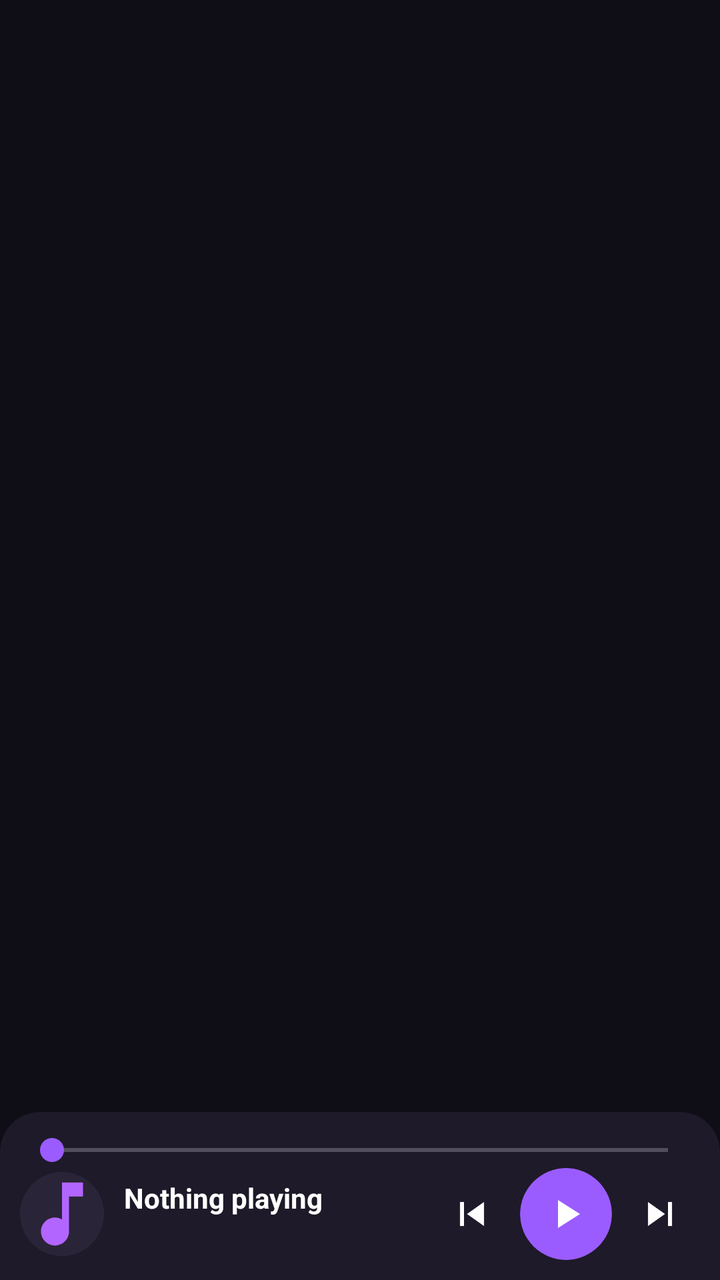
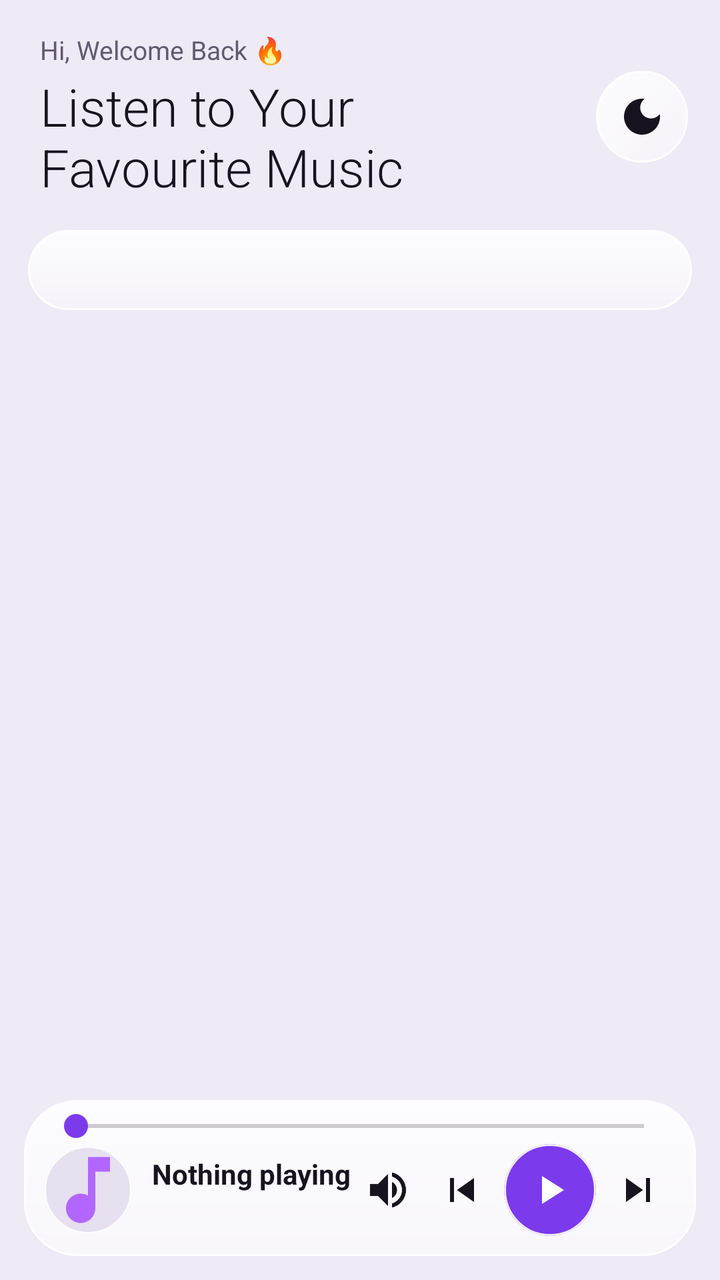

Compare the two renders of this Android layout. The source of the first and the diff that turns it into the second are given below.
<!-- AndroidManifest.xml: application theme Theme.MusicPlayer -->
<!-- res/layout/activity_main.xml -->
<?xml version="1.0" encoding="utf-8"?>
<androidx.constraintlayout.widget.ConstraintLayout
    xmlns:android="http://schemas.android.com/apk/res/android"
    xmlns:app="http://schemas.android.com/apk/res-auto"
    android:layout_width="match_parent"
    android:layout_height="match_parent"
    android:background="@color/backgroundDark">

    <com.google.android.material.tabs.TabLayout
        android:id="@+id/tabLayout"
        android:layout_width="0dp"
        android:layout_height="wrap_content"
        android:background="@color/backgroundDark"
        app:tabMode="scrollable"
        app:tabGravity="start"
        app:tabIndicatorColor="@color/accent"
        app:tabIndicatorHeight="3dp"
        app:tabSelectedTextColor="@color/accent"
        app:tabTextColor="@color/textSecondary"
        app:layout_constraintTop_toTopOf="parent"
        app:layout_constraintStart_toStartOf="parent"
        app:layout_constraintEnd_toEndOf="parent" />

    <androidx.viewpager2.widget.ViewPager2
        android:id="@+id/viewPager"
        android:layout_width="0dp"
        android:layout_height="0dp"
        app:layout_constraintTop_toBottomOf="@id/tabLayout"
        app:layout_constraintBottom_toTopOf="@id/miniPlayerBar"
        app:layout_constraintStart_toStartOf="parent"
        app:layout_constraintEnd_toEndOf="parent" />

    <include
        android:id="@+id/miniPlayerBar"
        layout="@layout/mini_player_bar"
        android:layout_width="0dp"
        android:layout_height="wrap_content"
        app:layout_constraintBottom_toBottomOf="parent"
        app:layout_constraintStart_toStartOf="parent"
        app:layout_constraintEnd_toEndOf="parent" />

</androidx.constraintlayout.widget.ConstraintLayout>
<!-- res/layout/mini_player_bar.xml (included above) -->
<?xml version="1.0" encoding="utf-8"?>
<LinearLayout xmlns:android="http://schemas.android.com/apk/res/android"
    xmlns:app="http://schemas.android.com/apk/res-auto"
    android:id="@+id/miniPlayerBar"
    android:layout_width="match_parent"
    android:layout_height="wrap_content"
    android:orientation="vertical"
    android:background="@drawable/bg_mini_player"
    android:elevation="8dp"
    android:padding="10dp"
    android:clickable="true"
    android:focusable="true">

    <SeekBar
        android:id="@+id/miniSeekBar"
        android:layout_width="match_parent"
        android:layout_height="wrap_content"
        android:progressTint="@color/accent"
        android:thumbTint="@color/accent" />

    <LinearLayout
        android:layout_width="match_parent"
        android:layout_height="wrap_content"
        android:gravity="center_vertical"
        android:orientation="horizontal">

        <com.google.android.material.card.MaterialCardView
            android:layout_width="42dp"
            android:layout_height="42dp"
            app:cardCornerRadius="21dp"
            app:cardElevation="0dp"
            app:strokeWidth="0dp">

            <ImageView
                android:id="@+id/miniArt"
                android:layout_width="match_parent"
                android:layout_height="match_parent"
                android:background="@color/surfaceElevated"
                android:scaleType="centerCrop"
                android:src="@drawable/ic_music_note" />
        </com.google.android.material.card.MaterialCardView>

        <LinearLayout
            android:layout_width="0dp"
            android:layout_height="wrap_content"
            android:layout_weight="1"
            android:layout_marginStart="10dp"
            android:orientation="vertical">

            <TextView
                android:id="@+id/nowPlayingTitle"
                android:layout_width="wrap_content"
                android:layout_height="wrap_content"
                android:maxLines="1"
                android:ellipsize="end"
                android:text="Nothing playing"
                android:textColor="@color/textPrimary"
                android:textStyle="bold" />

            <TextView
                android:id="@+id/nowPlayingArtist"
                android:layout_width="wrap_content"
                android:layout_height="wrap_content"
                android:maxLines="1"
                android:ellipsize="end"
                android:text=""
                android:textColor="@color/textSecondary"
                android:textSize="12sp" />
        </LinearLayout>

        <ImageButton
            android:id="@+id/prevButton"
            android:layout_width="40dp"
            android:layout_height="40dp"
            android:background="@android:color/transparent"
            android:src="@drawable/ic_skip_previous"
            app:tint="@color/textPrimary" />

        <com.google.android.material.card.MaterialCardView
            android:layout_width="46dp"
            android:layout_height="46dp"
            android:layout_marginHorizontal="4dp"
            app:cardBackgroundColor="@color/accent"
            app:cardCornerRadius="23dp"
            app:cardElevation="0dp"
            app:strokeWidth="0dp">

            <ImageButton
                android:id="@+id/playPauseButton"
                android:layout_width="match_parent"
                android:layout_height="match_parent"
                android:background="@android:color/transparent"
                android:padding="11dp"
                android:src="@drawable/ic_play"
                app:tint="@color/textPrimary" />
        </com.google.android.material.card.MaterialCardView>

        <ImageButton
            android:id="@+id/nextButton"
            android:layout_width="40dp"
            android:layout_height="40dp"
            android:background="@android:color/transparent"
            android:src="@drawable/ic_skip_next"
            app:tint="@color/textPrimary" />
    </LinearLayout>
</LinearLayout>
<!-- resources referenced by this layout -->
<resources>
  <color name="accent">#9B5CFF</color>
  <color name="backgroundDark">#0F0D16</color>
  <color name="surfaceElevated">#2A2438</color>
  <color name="textPrimary">#FFFFFF</color>
  <color name="textSecondary">#B0A8C0</color>
  <!-- drawable bg_mini_player (drawable) -->
  <?xml version="1.0" encoding="utf-8"?>
  <shape xmlns:android="http://schemas.android.com/apk/res/android" android:shape="rectangle">
      <solid android:color="@color/surfaceDark" />
      <corners
          android:topLeftRadius="20dp"
          android:topRightRadius="20dp"
          android:bottomLeftRadius="0dp"
          android:bottomRightRadius="0dp" />
  </shape>
  <style name="Theme.MusicPlayer" parent="Theme.Material3.Dark.NoActionBar">
          <item name="colorPrimary">@color/accent</item>
          <item name="colorOnPrimary">@color/textPrimary</item>
          <item name="colorSecondary">@color/accentSecondary</item>
          <item name="colorSurface">@color/surfaceDark</item>
          <item name="colorOnSurface">@color/textPrimary</item>
          <item name="colorSurfaceVariant">@color/surfaceElevated</item>
          <item name="android:windowBackground">@color/backgroundDark</item>
          <item name="android:statusBarColor">@color/backgroundDark</item>
          <item name="android:navigationBarColor">@color/backgroundDark</item>
      </style>
  <color name="surfaceDark">#1E1A29</color>
  <color name="accentSecondary">#FF5CA8</color>
  <!-- unchanged entries left out for length: 4 -->
</resources>

<!-- the commit's change to res/layout/activity_main.xml (unified diff, before → after) -->
@@ -4,146 +4,229 @@
     xmlns:app="http://schemas.android.com/apk/res-auto"
     android:layout_width="match_parent"
     android:layout_height="match_parent"
-    android:background="@color/backgroundDark">
-
-    <com.google.android.material.tabs.TabLayout
-        android:id="@+id/tabLayout"
-        android:layout_width="0dp"
-        android:layout_height="wrap_content"
-        android:background="@color/backgroundDark"
-        app:tabMode="scrollable"
-        app:tabGravity="start"
-        app:tabIndicatorColor="@color/accent"
-        app:tabIndicatorHeight="3dp"
-        app:tabSelectedTextColor="@color/accent"
-        app:tabTextColor="@color/textSecondary"
-        app:layout_constraintTop_toTopOf="parent"
-        app:layout_constraintStart_toStartOf="parent"
-        app:layout_constraintEnd_toEndOf="parent" />
-
-    <androidx.viewpager2.widget.ViewPager2
-        android:id="@+id/viewPager"
-        android:layout_width="0dp"
-        android:layout_height="0dp"
-        app:layout_constraintTop_toBottomOf="@id/tabLayout"
-        app:layout_constraintBottom_toTopOf="@id/miniPlayerBar"
-        app:layout_constraintStart_toStartOf="parent"
-        app:layout_constraintEnd_toEndOf="parent" />
-
-    <include
-        android:id="@+id/miniPlayerBar"
-        layout="@layout/mini_player_bar"
-        android:layout_width="0dp"
-        android:layout_height="wrap_content"
-        app:layout_constraintBottom_toBottomOf="parent"
-        app:layout_constraintStart_toStartOf="parent"
-        app:layout_constraintEnd_toEndOf="parent" />
-
-</androidx.constraintlayout.widget.ConstraintLayout>
-<!-- res/layout/mini_player_bar.xml (included above) -->
-<?xml version="1.0" encoding="utf-8"?>
-<LinearLayout xmlns:android="http://schemas.android.com/apk/res/android"
-    xmlns:app="http://schemas.android.com/apk/res-auto"
-    android:id="@+id/miniPlayerBar"
-    android:layout_width="match_parent"
-    android:layout_height="wrap_content"
-    android:orientation="vertical"
-    android:background="@drawable/bg_mini_player"
-    android:elevation="8dp"
-    android:padding="10dp"
-    android:clickable="true"
-    android:focusable="true">
-
-    <SeekBar
-        android:id="@+id/miniSeekBar"
-        android:layout_width="match_parent"
-        android:layout_height="wrap_content"
-        android:progressTint="@color/accent"
-        android:thumbTint="@color/accent" />
-
+    android:background="@android:color/transparent">
+
+    
     <LinearLayout
-        android:layout_width="match_parent"
+        android:id="@+id/mainHeader"
+        android:layout_width="0dp"
         android:layout_height="wrap_content"
         android:gravity="center_vertical"
-        android:orientation="horizontal">
-
-        <com.google.android.material.card.MaterialCardView
-            android:layout_width="42dp"
-            android:layout_height="42dp"
-            app:cardCornerRadius="21dp"
-            app:cardElevation="0dp"
-            app:strokeWidth="0dp">
-
-            <ImageView
-                android:id="@+id/miniArt"
-                android:layout_width="match_parent"
-                android:layout_height="match_parent"
-                android:background="@color/surfaceElevated"
-                android:scaleType="centerCrop"
-                android:src="@drawable/ic_music_note" />
-        </com.google.android.material.card.MaterialCardView>
+        android:orientation="horizontal"
+        android:paddingStart="20dp"
+        android:paddingTop="16dp"
+        android:paddingEnd="16dp"
+        app:layout_constraintEnd_toEndOf="parent"
+        app:layout_constraintStart_toStartOf="parent"
+        app:layout_constraintTop_toTopOf="parent">
 
         <LinearLayout
             android:layout_width="0dp"
             android:layout_height="wrap_content"
             android:layout_weight="1"
-            android:layout_marginStart="10dp"
             android:orientation="vertical">
 
             <TextView
-                android:id="@+id/nowPlayingTitle"
                 android:layout_width="wrap_content"
                 android:layout_height="wrap_content"
-                android:maxLines="1"
-                android:ellipsize="end"
-                android:text="Nothing playing"
-                android:textColor="@color/textPrimary"
-                android:textStyle="bold" />
+                android:text="Hi, Welcome Back 🔥"
+                android:textColor="@color/textSecondary"
+                android:textSize="13sp" />
 
             <TextView
-                android:id="@+id/nowPlayingArtist"
                 android:layout_width="wrap_content"
                 android:layout_height="wrap_content"
-                android:maxLines="1"
-                android:ellipsize="end"
-                android:text=""
-                android:textColor="@color/textSecondary"
-                android:textSize="12sp" />
+                android:layout_marginTop="2dp"
+                android:fontFamily="sans-serif-light"
+                android:text="Listen to Your\nFavourite Music"
+                android:textColor="@color/textPrimary"
+                android:textSize="26sp" />
         </LinearLayout>
 
         <ImageButton
-            android:id="@+id/prevButton"
-            android:layout_width="40dp"
-            android:layout_height="40dp"
-            android:background="@android:color/transparent"
-            android:src="@drawable/ic_skip_previous"
-            app:tint="@color/textPrimary" />
-
-        <com.google.android.material.card.MaterialCardView
+            android:id="@+id/themeToggleButton"
             android:layout_width="46dp"
             android:layout_height="46dp"
-            android:layout_marginHorizontal="4dp"
-            app:cardBackgroundColor="@color/accent"
-            app:cardCornerRadius="23dp"
-            app:cardElevation="0dp"
-            app:strokeWidth="0dp">
-
-            <ImageButton
-                android:id="@+id/playPauseButton"
-                android:layout_width="match_parent"
-                android:layout_height="match_parent"
-                android:background="@android:color/transparent"
-                android:padding="11dp"
-                android:src="@drawable/ic_play"
-                app:tint="@color/textPrimary" />
-        </com.google.android.material.card.MaterialCardView>
-
-        <ImageButton
-            android:id="@+id/nextButton"
-            android:layout_width="40dp"
-            android:layout_height="40dp"
-            android:background="@android:color/transparent"
-            android:src="@drawable/ic_skip_next"
+            android:background="@drawable/bg_glass_circle"
+            android:contentDescription="Dark or light mode"
+            android:padding="12dp"
+            android:src="@drawable/ic_dark_mode"
             app:tint="@color/textPrimary" />
     </LinearLayout>
-</LinearLayout>
+
+    <com.google.android.material.tabs.TabLayout
+        android:id="@+id/tabLayout"
+        android:layout_width="0dp"
+        android:layout_height="40dp"
+        android:layout_marginHorizontal="14dp"
+        android:layout_marginTop="14dp"
+        android:background="@drawable/bg_chip"
+        app:layout_constraintEnd_toEndOf="parent"
+        app:layout_constraintStart_toStartOf="parent"
+        app:layout_constraintTop_toBottomOf="@id/mainHeader"
+        app:tabGravity="fill"
+        app:tabIndicator="@drawable/bg_tab_indicator"
+        app:tabIndicatorColor="@color/accent"
+        app:tabIndicatorFullWidth="true"
+        app:tabIndicatorGravity="stretch"
+        app:tabMode="fixed"
+        app:tabRippleColor="@android:color/transparent"
+        app:tabSelectedTextColor="@color/onAccent"
+        app:tabTextAppearance="@style/TextAppearance.MusicPlayer.Tab"
+        app:tabTextColor="@color/textSecondary" />
+
+    <androidx.viewpager2.widget.ViewPager2
+        android:id="@+id/viewPager"
+        android:layout_width="0dp"
+        android:layout_height="0dp"
+        android:layout_marginTop="4dp"
+        app:layout_constraintBottom_toTopOf="@id/miniPlayerBar"
+        app:layout_constraintEnd_toEndOf="parent"
+        app:layout_constraintStart_toStartOf="parent"
+        app:layout_constraintTop_toBottomOf="@id/tabLayout" />
+
+    <include
+        android:id="@+id/miniPlayerBar"
+        layout="@layout/mini_player_bar"
+        android:layout_width="0dp"
+        android:layout_height="wrap_content"
+        app:layout_constraintBottom_toBottomOf="parent"
+        app:layout_constraintEnd_toEndOf="parent"
+        app:layout_constraintStart_toStartOf="parent" />
+
+</androidx.constraintlayout.widget.ConstraintLayout>
+<!-- res/layout/mini_player_bar.xml (included above) -->
+<?xml version="1.0" encoding="utf-8"?>
+<FrameLayout xmlns:android="http://schemas.android.com/apk/res/android"
+    xmlns:app="http://schemas.android.com/apk/res-auto"
+    android:layout_width="match_parent"
+    android:layout_height="wrap_content"
+    android:paddingStart="12dp"
+    android:paddingTop="6dp"
+    android:paddingEnd="12dp"
+    android:paddingBottom="12dp">
+
+    <LinearLayout
+        android:id="@+id/miniPlayerCard"
+        android:layout_width="match_parent"
+        android:layout_height="wrap_content"
+        android:background="@drawable/bg_mini_player"
+        android:clickable="true"
+        android:focusable="true"
+        android:orientation="vertical"
+        android:paddingHorizontal="10dp"
+        android:paddingTop="4dp"
+        android:paddingBottom="10dp">
+
+        <SeekBar
+            android:id="@+id/miniSeekBar"
+            android:layout_width="match_parent"
+            android:layout_height="wrap_content"
+            android:progressTint="@color/accent"
+            android:thumbTint="@color/accent" />
+
+        <LinearLayout
+            android:layout_width="match_parent"
+            android:layout_height="wrap_content"
+            android:gravity="center_vertical"
+            android:orientation="horizontal">
+
+            <com.google.android.material.card.MaterialCardView
+                android:layout_width="44dp"
+                android:layout_height="44dp"
+                app:cardBackgroundColor="@color/surfaceElevated"
+                app:cardCornerRadius="22dp"
+                app:cardElevation="0dp"
+                app:strokeColor="@color/glassStroke"
+                app:strokeWidth="1dp">
+
+                <ImageView
+                    android:id="@+id/miniArt"
+                    android:layout_width="match_parent"
+                    android:layout_height="match_parent"
+                    android:scaleType="centerCrop"
+                    android:src="@drawable/ic_music_note" />
+            </com.google.android.material.card.MaterialCardView>
+
+            <LinearLayout
+                android:layout_width="0dp"
+                android:layout_height="wrap_content"
+                android:layout_marginStart="10dp"
+                android:layout_weight="1"
+                android:orientation="vertical">
+
+                <TextView
+                    android:id="@+id/nowPlayingTitle"
+                    android:layout_width="wrap_content"
+                    android:layout_height="wrap_content"
+                    android:ellipsize="end"
+                    android:maxLines="1"
+                    android:text="Nothing playing"
+                    android:textColor="@color/textPrimary"
+                    android:textStyle="bold" />
+
+                <TextView
+                    android:id="@+id/nowPlayingArtist"
+                    android:layout_width="wrap_content"
+                    android:layout_height="wrap_content"
+                    android:ellipsize="end"
+                    android:maxLines="1"
+                    android:text=""
+                    android:textColor="@color/textSecondary"
+                    android:textSize="12sp" />
+            </LinearLayout>
+
+            <ImageButton
+                android:id="@+id/miniVolumeButton"
+                android:layout_width="36dp"
+                android:layout_height="36dp"
+                android:background="?android:attr/selectableItemBackgroundBorderless"
+                android:contentDescription="Volume"
+                android:padding="7dp"
+                android:src="@drawable/ic_volume_up"
+                app:tint="@color/textPrimary" />
+
+            <ImageButton
+                android:id="@+id/prevButton"
+                android:layout_width="38dp"
+                android:layout_height="38dp"
+                android:background="?android:attr/selectableItemBackgroundBorderless"
+                android:contentDescription="Previous"
+                android:padding="6dp"
+                android:src="@drawable/ic_skip_previous"
+                app:tint="@color/textPrimary" />
+
+            <com.google.android.material.card.MaterialCardView
+                android:id="@+id/miniPlayPauseCard"
+                android:layout_width="46dp"
+                android:layout_height="46dp"
+                android:layout_marginHorizontal="2dp"
+                app:cardBackgroundColor="@color/accent"
+                app:cardCornerRadius="23dp"
+                app:cardElevation="0dp"
+                app:strokeColor="@color/glassStroke"
+                app:strokeWidth="1dp">
+
+                <ImageButton
+                    android:id="@+id/playPauseButton"
+                    android:layout_width="match_parent"
+                    android:layout_height="match_parent"
+                    android:background="@android:color/transparent"
+                    android:contentDescription="Play or pause"
+                    android:padding="11dp"
+                    android:src="@drawable/ic_play"
+                    app:tint="@color/onAccent" />
+            </com.google.android.material.card.MaterialCardView>
+
+            <ImageButton
+                android:id="@+id/nextButton"
+                android:layout_width="38dp"
+                android:layout_height="38dp"
+                android:background="?android:attr/selectableItemBackgroundBorderless"
+                android:contentDescription="Next"
+                android:padding="6dp"
+                android:src="@drawable/ic_skip_next"
+                app:tint="@color/textPrimary" />
+        </LinearLayout>
+    </LinearLayout>
+</FrameLayout>
<!-- resource entries referenced after the edit -->
@@ -1,23 +1,72 @@
 <!-- resources referenced by this layout -->
 <resources>
-  <color name="accent">#9B5CFF</color>
-  <color name="backgroundDark">#0F0D16</color>
-  <color name="surfaceElevated">#2A2438</color>
-  <color name="textPrimary">#FFFFFF</color>
-  <color name="textSecondary">#B0A8C0</color>
+  <color name="accent">#7C3AED</color>
+  <color name="glassStroke">#E6FFFFFF</color>
+  <color name="onAccent">#FFFFFF</color>
+  <color name="backgroundDark">#EEEAF6</color>
+  <color name="surfaceElevated">#E6E0F0</color>
+  <color name="textPrimary">#17131F</color>
+  <color name="textSecondary">#625A70</color>
+  <!-- drawable bg_chip (drawable) -->
+  <?xml version="1.0" encoding="utf-8"?>
+  <shape xmlns:android="http://schemas.android.com/apk/res/android" android:shape="rectangle">
+      <gradient
+          android:angle="270"
+          android:startColor="@color/glassFillTop"
+          android:endColor="@color/glassFillBottom" />
+      <stroke android:width="1dp" android:color="@color/glassStroke" />
+      <corners android:radius="20dp" />
+  </shape>
+  <!-- drawable bg_glass_circle (drawable) -->
+  <?xml version="1.0" encoding="utf-8"?>
+  <shape xmlns:android="http://schemas.android.com/apk/res/android" android:shape="oval">
+      <gradient
+          android:angle="315"
+          android:startColor="@color/glassFillTop"
+          android:endColor="@color/glassFillBottom" />
+      <stroke android:width="1dp" android:color="@color/glassStroke" />
+  </shape>
   <!-- drawable bg_mini_player (drawable) -->
   <?xml version="1.0" encoding="utf-8"?>
   <shape xmlns:android="http://schemas.android.com/apk/res/android" android:shape="rectangle">
-      <solid android:color="@color/surfaceDark" />
-      <corners
-          android:topLeftRadius="20dp"
-          android:topRightRadius="20dp"
-          android:bottomLeftRadius="0dp"
-          android:bottomRightRadius="0dp" />
+      <gradient
+          android:angle="270"
+          android:startColor="@color/glassFillTop"
+          android:endColor="@color/glassFill" />
+      <stroke android:width="1dp" android:color="@color/glassStroke" />
+      <corners android:radius="26dp" />
   </shape>
-  <style name="Theme.MusicPlayer" parent="Theme.Material3.Dark.NoActionBar">
+  <!-- drawable bg_tab_indicator (drawable) -->
+  <?xml version="1.0" encoding="utf-8"?>
+  <shape xmlns:android="http://schemas.android.com/apk/res/android" android:shape="rectangle">
+      <solid android:color="@color/accent" />
+      <corners android:radius="20dp" />
+  </shape>
+  <!-- drawable ic_dark_mode (drawable) -->
+  <vector xmlns:android="http://schemas.android.com/apk/res/android"
+      android:width="24dp"
+      android:height="24dp"
+      android:viewportWidth="24"
+      android:viewportHeight="24">
+      <path android:fillColor="#FFFFFF" android:pathData="M12,3c-4.97,0 -9,4.03 -9,9s4.03,9 9,9s9,-4.03 9,-9c0,-0.46 -0.04,-0.92 -0.1,-1.36c-0.98,1.37 -2.58,2.26 -4.4,2.26c-2.98,0 -5.4,-2.42 -5.4,-5.4c0,-1.81 0.89,-3.42 2.26,-4.4C12.92,3.04 12.46,3 12,3L12,3z" />
+  </vector>
+  <!-- drawable ic_volume_up (drawable) -->
+  <vector xmlns:android="http://schemas.android.com/apk/res/android"
+      android:width="24dp"
+      android:height="24dp"
+      android:viewportWidth="24"
+      android:viewportHeight="24">
+      <path android:fillColor="#FFFFFF" android:pathData="M3,9v6h4l5,5V4L7,9H3zM16.5,12c0,-1.77 -1.02,-3.29 -2.5,-4.03v8.05c1.48,-0.73 2.5,-2.25 2.5,-4.02zM14,3.23v2.06c2.89,0.86 5,3.54 5,6.71s-2.11,5.85 -5,6.71v2.06c4.01,-0.91 7,-4.49 7,-8.77s-2.99,-7.86 -7,-8.77z" />
+  </vector>
+  <style name="TextAppearance.MusicPlayer.Tab" parent="TextAppearance.Material3.LabelLarge">
+          <item name="android:textSize">12sp</item>
+          <item name="android:textStyle">bold</item>
+          <item name="textAllCaps">false</item>
+          <item name="android:textAllCaps">false</item>
+      </style>
+  <style name="Theme.MusicPlayer" parent="Theme.Material3.DayNight.NoActionBar">
           <item name="colorPrimary">@color/accent</item>
-          <item name="colorOnPrimary">@color/textPrimary</item>
+          <item name="colorOnPrimary">@color/onAccent</item>
           <item name="colorSecondary">@color/accentSecondary</item>
           <item name="colorSurface">@color/surfaceDark</item>
           <item name="colorOnSurface">@color/textPrimary</item>
@@ -25,9 +74,13 @@
           <item name="android:windowBackground">@color/backgroundDark</item>
           <item name="android:statusBarColor">@color/backgroundDark</item>
           <item name="android:navigationBarColor">@color/backgroundDark</item>
+          <item name="android:windowLightStatusBar">@bool/lightSystemBars</item>
       </style>
-  <color name="surfaceDark">#1E1A29</color>
-  <color name="accentSecondary">#FF5CA8</color>
+  <color name="glassFillTop">#D9FFFFFF</color>
+  <color name="glassFillBottom">#73FFFFFF</color>
+  <color name="glassFill">#99FFFFFF</color>
+  <color name="surfaceDark">#FFFFFF</color>
+  <color name="accentSecondary">#E0418A</color>
   <!-- unchanged entries left out for length: 4 -->
 </resources>
 
